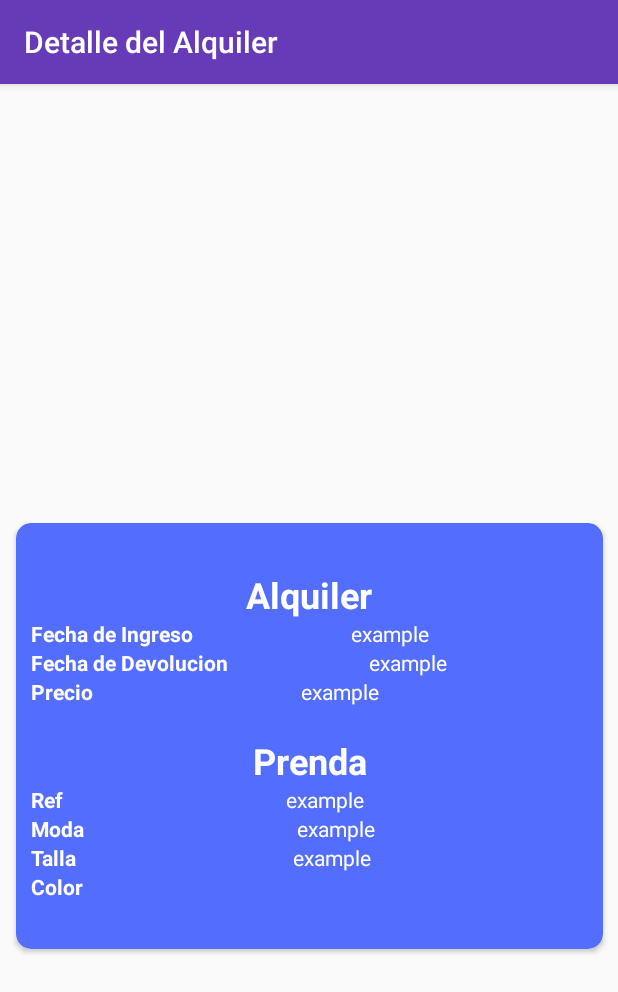
After one commit to wdavid73/Project_Movil_ComfaAPP, an Android app: the DetailsRentalActivity screen opened directly, with no data from a screen before it, on a phone screen of 412 x 824 dp. The commit adds this screen. Shown: the top 992 px of the screen. Run offline under Robolectric (Android 15) with nearby library versions, the light colour scheme and no system bars; our stand-ins replace CircleImageView; 8 statements that could not run were skipped.

Commit message:
details of rental

```diff
--- a/app/src/main/AndroidManifest.xml
+++ b/app/src/main/AndroidManifest.xml
@@ -3,7 +3,7 @@
     package="com.example.confmaapp">
 
     <uses-permission android:name="android.permission.READ_EXTERNAL_STORAGE" />
-    <uses-permission android:name="android.permission.INTERNET"/>
+    <uses-permission android:name="android.permission.INTERNET" />
 
     <application
         android:allowBackup="true"
@@ -12,7 +12,8 @@
         android:roundIcon="@mipmap/ic_launcher_round"
         android:supportsRtl="true"
         android:theme="@style/AppTheme">
-        <activity android:name=".Activitys.DetailsClothActivity"></activity>
+        <activity android:name=".Activitys.DetailsRentalActivity"></activity>
+        <activity android:name=".Activitys.DetailsClothActivity" />
         <activity
             android:name=".Activitys.ListRentalsActivity"
             android:label="@string/title_activity_list_rentals"
--- /dev/null
+++ b/app/src/main/java/com/example/confmaapp/Activitys/DetailsRentalActivity.java
@@ -0,0 +1,69 @@
+package com.example.confmaapp.Activitys;
+
+import androidx.appcompat.app.AppCompatActivity;
+
+import android.content.Intent;
+import android.graphics.Bitmap;
+import android.graphics.BitmapFactory;
+import android.os.Bundle;
+import android.util.Base64;
+import android.view.View;
+import android.widget.ImageView;
+import android.widget.TextView;
+
+import com.example.confmaapp.Objects.Cloth;
+import com.example.confmaapp.R;
+
+public class DetailsRentalActivity extends AppCompatActivity {
+
+    private ImageView photoCloth;
+    private TextView date_now , date_return , price , refCloth , sizeCloth , fashionCloth;
+    private View colorCloth;
+    private Intent intent;
+    private Bundle bundle, bundle_cloth;
+    private Cloth cloth;
+
+    @Override
+    protected void onCreate(Bundle savedInstanceState) {
+        super.onCreate(savedInstanceState);
+        setContentView(R.layout.activity_details_rental);
+        setTitle(getString(R.string.details_rental));
+
+        photoCloth = findViewById(R.id.imgRentalClothDetail);
+        date_now = findViewById(R.id.lblDateNowRentalDetail);
+        date_return = findViewById(R.id.lblDateReturnRentalDetail);
+        price = findViewById(R.id.lblPriceRentalDetail);
+        refCloth = findViewById(R.id.lblRefClothRentalDetail);
+        sizeCloth = findViewById(R.id.lblSizeClothRentalDetail);
+        fashionCloth = findViewById(R.id.lblFashionClothRentalDetail);
+        colorCloth = findViewById(R.id.vColorClothRentalDetail);
+
+        intent = getIntent();
+        bundle = intent.getBundleExtra("data");
+
+        cloth = (Cloth) intent.getSerializableExtra("rental_cloth");
+
+        date_now.setText(bundle.getString("date_now"));
+        date_return.setText(bundle.getString("date_return"));
+        price.setText(bundle.getString("price"));
+
+        refCloth.setText(cloth.getRef());
+        sizeCloth.setText(cloth.getSize());
+        fashionCloth.setText(cloth.getStyle_fashion());
+        colorCloth.setBackgroundColor(cloth.getColor());
+        Bitmap p = StringToBitMap(cloth.getPhoto_cloth());
+        photoCloth.setImageBitmap(p);
+
+    }
+
+    public Bitmap StringToBitMap(String encodedString){
+        try{
+            byte [] encodeByte = Base64.decode(encodedString,Base64.DEFAULT);
+            return BitmapFactory.decodeByteArray(encodeByte, 0, encodeByte.length);
+        }
+        catch(Exception e){
+            e.getMessage();
+            return null;
+        }
+    }
+}
--- /dev/null
+++ b/app/src/main/res/layout/activity_details_rental.xml
@@ -0,0 +1,235 @@
+<?xml version="1.0" encoding="utf-8"?>
+<androidx.constraintlayout.widget.ConstraintLayout xmlns:android="http://schemas.android.com/apk/res/android"
+    xmlns:app="http://schemas.android.com/apk/res-auto"
+    xmlns:tools="http://schemas.android.com/tools"
+    android:layout_width="match_parent"
+    android:layout_height="match_parent"
+    tools:context=".Activitys.DetailsRentalActivity">
+
+    <de.hdodenhof.circleimageview.CircleImageView
+        android:id="@+id/imgRentalClothDetail"
+        android:layout_width="263dp"
+        android:layout_height="216dp"
+        android:layout_marginTop="40dp"
+        android:src="@drawable/ic_baseline_image_24"
+        app:layout_constraintEnd_toEndOf="parent"
+        app:layout_constraintStart_toStartOf="parent"
+        app:layout_constraintTop_toTopOf="parent" />
+
+    <androidx.cardview.widget.CardView
+        android:layout_width="391dp"
+        android:layout_height="284dp"
+        app:cardBackgroundColor="@color/colorAccent"
+        app:cardCornerRadius="10dp"
+        app:layout_constraintBottom_toBottomOf="parent"
+        app:layout_constraintEnd_toEndOf="parent"
+        app:layout_constraintStart_toStartOf="parent"
+        app:layout_constraintTop_toTopOf="parent"
+        app:layout_constraintVertical_bias="0.604">
+
+        <LinearLayout
+            android:layout_width="match_parent"
+            android:layout_height="wrap_content"
+            android:layout_gravity="center"
+            android:layout_margin="10dp"
+            android:orientation="vertical">
+
+            <TextView
+                android:id="@+id/lblRentalDetail"
+                android:layout_width="match_parent"
+                android:layout_height="wrap_content"
+                android:gravity="center"
+                android:text="@string/rental"
+                android:textColor="#FFFFFF"
+                android:textSize="24sp"
+                android:textStyle="bold" />
+
+
+            <LinearLayout
+                android:layout_width="match_parent"
+                android:layout_height="wrap_content"
+                android:orientation="horizontal">
+
+                <TextView
+                    android:id="@+id/lblDateNowDetail"
+                    android:layout_width="wrap_content"
+                    android:layout_height="wrap_content"
+                    android:text="@string/date_now"
+                    android:textColor="#FFFFFF"
+                    android:textSize="14sp"
+                    android:textStyle="bold" />
+
+                <TextView
+                    android:id="@+id/lblDateNowRentalDetail"
+                    android:layout_width="match_parent"
+                    android:layout_height="match_parent"
+                    android:gravity="center"
+                    android:text="@string/example"
+                    android:textColor="#FFFFFF"
+                    android:textSize="14sp" />
+            </LinearLayout>
+
+            <LinearLayout
+                android:layout_width="match_parent"
+                android:layout_height="wrap_content"
+                android:orientation="horizontal">
+
+                <TextView
+                    android:id="@+id/lblDateReturnDetail"
+                    android:layout_width="wrap_content"
+                    android:layout_height="wrap_content"
+                    android:text="@string/date_return"
+                    android:textColor="#FFFFFF"
+                    android:textSize="14sp"
+                    android:textStyle="bold" />
+
+                <TextView
+                    android:id="@+id/lblDateReturnRentalDetail"
+                    android:layout_width="match_parent"
+                    android:layout_height="match_parent"
+                    android:gravity="center"
+                    android:text="@string/example"
+                    android:textColor="#FFFFFF"
+                    android:textSize="14sp" />
+            </LinearLayout>
+
+            <LinearLayout
+                android:layout_width="match_parent"
+                android:layout_height="wrap_content"
+                android:orientation="horizontal">
+
+                <TextView
+                    android:id="@+id/lblPriceDetail"
+                    android:layout_width="wrap_content"
+                    android:layout_height="wrap_content"
+                    android:text="@string/price_rental"
+                    android:textColor="#FFFFFF"
+                    android:textSize="14sp"
+                    android:textStyle="bold" />
+
+                <TextView
+                    android:id="@+id/lblPriceRentalDetail"
+                    android:layout_width="match_parent"
+                    android:layout_height="wrap_content"
+                    android:gravity="center"
+                    android:text="@string/example"
+                    android:textColor="#FFFFFF"
+                    android:textSize="14sp" />
+            </LinearLayout>
+
+
+            <Space
+                android:layout_width="match_parent"
+                android:layout_height="20dp" />
+
+            <TextView
+                android:id="@+id/lblClothDetail"
+                android:layout_width="match_parent"
+                android:layout_height="wrap_content"
+                android:gravity="center"
+                android:text="@string/cloth"
+                android:textColor="#FFFFFF"
+                android:textSize="24sp"
+                android:textStyle="bold" />
+
+
+            <LinearLayout
+                android:layout_width="match_parent"
+                android:layout_height="wrap_content"
+                android:orientation="horizontal">
+
+                <TextView
+                    android:id="@+id/lblRefTitleClothRentalDetail"
+                    android:layout_width="wrap_content"
+                    android:layout_height="wrap_content"
+                    android:text="@string/ref"
+                    android:textColor="#FFFFFF"
+                    android:textSize="14sp"
+                    android:textStyle="bold" />
+
+                <TextView
+                    android:id="@+id/lblRefClothRentalDetail"
+                    android:layout_width="match_parent"
+                    android:layout_height="wrap_content"
+                    android:gravity="center"
+                    android:text="@string/example"
+                    android:textColor="#FFFFFF"
+                    android:textSize="14sp" />
+            </LinearLayout>
+
+            <LinearLayout
+                android:layout_width="match_parent"
+                android:layout_height="wrap_content"
+                android:orientation="horizontal">
+
+                <TextView
+                    android:id="@+id/lblFashionTitleClothRentalDetail"
+                    android:layout_width="wrap_content"
+                    android:layout_height="wrap_content"
+                    android:text="@string/fashion"
+                    android:textColor="#FFFFFF"
+                    android:textSize="14sp"
+                    android:textStyle="bold" />
+
+                <TextView
+                    android:id="@+id/lblFashionClothRentalDetail"
+                    android:layout_width="match_parent"
+                    android:layout_height="wrap_content"
+                    android:gravity="center"
+                    android:text="@string/example"
+                    android:textColor="#FFFFFF"
+                    android:textSize="14sp" />
+            </LinearLayout>
+
+            <LinearLayout
+                android:layout_width="match_parent"
+                android:layout_height="wrap_content"
+                android:orientation="horizontal">
+
+                <TextView
+                    android:id="@+id/lblSizeTitleClothRentalDetail"
+                    android:layout_width="wrap_content"
+                    android:layout_height="wrap_content"
+                    android:text="@string/size"
+                    android:textColor="#FFFFFF"
+                    android:textSize="14sp"
+                    android:textStyle="bold" />
+
+                <TextView
+                    android:id="@+id/lblSizeClothRentalDetail"
+                    android:layout_width="match_parent"
+                    android:layout_height="wrap_content"
+                    android:gravity="center"
+                    android:text="@string/example"
+                    android:textColor="#FFFFFF"
+                    android:textSize="14sp" />
+            </LinearLayout>
+
+            <LinearLayout
+                android:layout_width="match_parent"
+                android:layout_height="wrap_content"
+                android:orientation="horizontal">
+
+                <TextView
+                    android:id="@+id/lblColorTitleClothRentalDetail"
+                    android:layout_width="wrap_content"
+                    android:layout_height="wrap_content"
+                    android:layout_weight="1"
+                    android:text="@string/color"
+                    android:textColor="#FFFFFF"
+                    android:textSize="14sp"
+                    android:textStyle="bold" />
+
+                <View
+                    android:id="@+id/vColorClothRentalDetail"
+                    android:layout_width="100dp"
+                    android:layout_height="match_parent"
+                    android:layout_weight="1" />
+            </LinearLayout>
+
+
+        </LinearLayout>
+
+    </androidx.cardview.widget.CardView>
+
+</androidx.constraintlayout.widget.ConstraintLayout>
--- a/app/src/main/res/layout/activity_list_rentals.xml
+++ b/app/src/main/res/layout/activity_list_rentals.xml
@@ -28,6 +28,7 @@
         android:layout_height="wrap_content"
         android:layout_gravity="bottom|end"
         android:layout_margin="@dimen/fab_margin"
-        app:srcCompat="@android:drawable/ic_dialog_email" />
+        app:maxImageSize="34dp"
+        app:srcCompat="@drawable/boton_white" />
 
 </androidx.coordinatorlayout.widget.CoordinatorLayout>
--- a/app/src/main/res/values/strings.xml
+++ b/app/src/main/res/values/strings.xml
@@ -82,6 +82,8 @@
     <string name="rental">Alquiler</string>
     <string name="cloth">Prenda</string>
     <string name="list_rentals">Lista de Alquileres</string>
+    <string name="example">example</string>
+    <string name="details_rental">Detalle del Alquiler</string>
 
 
 </resources>
```
Also changed, not shown: app/src/main/java/com/example/confmaapp/Activitys/ListRentalsActivity.java (+23 -4 lines), app/src/main/java/com/example/confmaapp/Activitys/RegisterRentalActivity.java (+2 -10 lines), app/src/main/java/com/example/confmaapp/Adapters/AdapterRental.java (+14 -2 lines), app/src/main/res/layout/activity_register_rental.xml (+15 -16 lines), app/src/main/res/layout/item_cloth.xml (+8 -0 lines), app/src/main/res/layout/item_rental.xml (+16 -15 lines).
